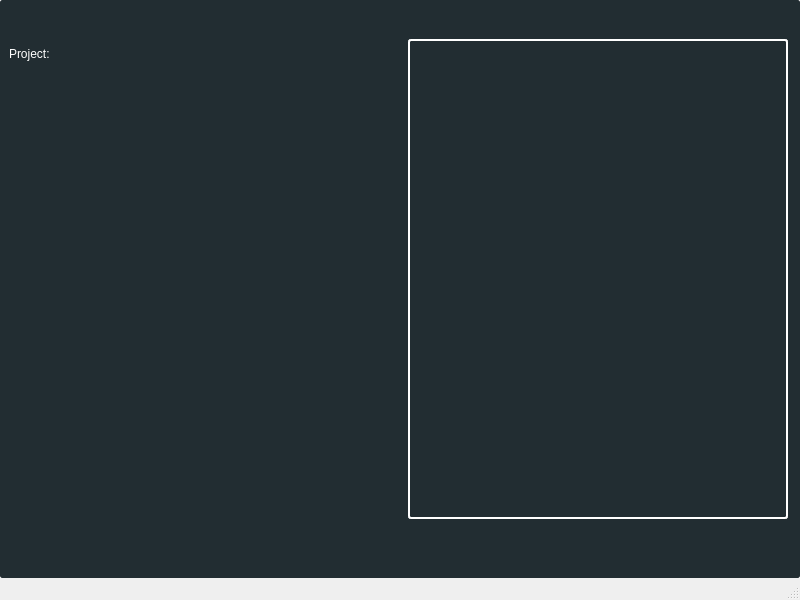
First picture: the form in ui_files/nebula.ui, repository atillaozbiyik/nebula, before the edit.
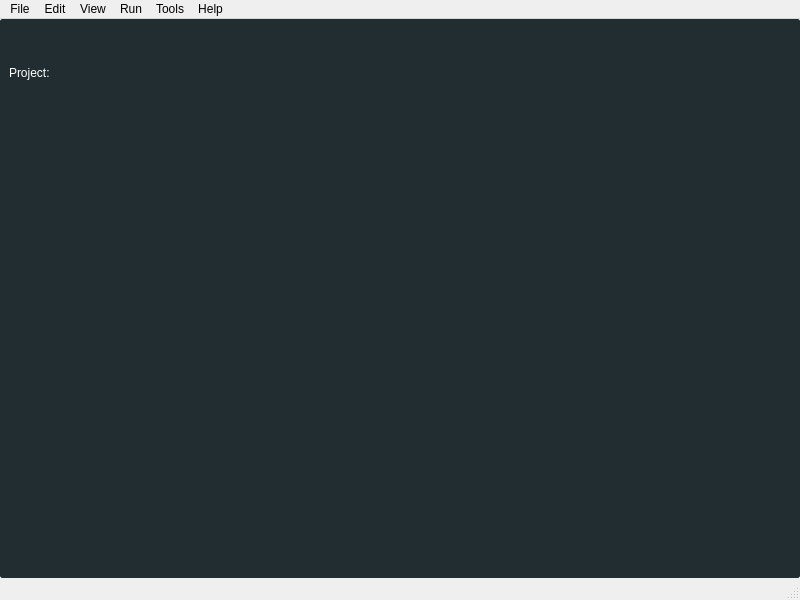
Second picture: the form after the edit.

Commit message: import ui_nebula fixed

Diff of the .ui file:
```diff
--- a/ui_files/nebula.ui
+++ b/ui_files/nebula.ui
@@ -45,12 +45,31 @@
         <height>0</height>
        </size>
       </property>
+      <property name="maximumSize">
+       <size>
+        <width>300</width>
+        <height>16777215</height>
+       </size>
+      </property>
       <property name="title">
        <string/>
       </property>
       <layout class="QGridLayout" name="gridLayout_2">
        <item row="1" column="0">
-        <widget class="QTreeView" name="treeView"/>
+        <widget class="QTreeView" name="treeView">
+         <property name="sizePolicy">
+          <sizepolicy hsizetype="Preferred" vsizetype="Preferred">
+           <horstretch>0</horstretch>
+           <verstretch>0</verstretch>
+          </sizepolicy>
+         </property>
+         <property name="maximumSize">
+          <size>
+           <width>16777215</width>
+           <height>16777215</height>
+          </size>
+         </property>
+        </widget>
        </item>
        <item row="0" column="0">
         <widget class="QLabel" name="label">
@@ -102,6 +121,12 @@
     </item>
     <item row="1" column="1">
      <widget class="QGroupBox" name="groupBox_2">
+      <property name="sizePolicy">
+       <sizepolicy hsizetype="Expanding" vsizetype="Expanding">
+        <horstretch>0</horstretch>
+        <verstretch>0</verstretch>
+       </sizepolicy>
+      </property>
       <property name="styleSheet">
        <string notr="true">QWidget{
 background:rgb(34,45,50);
@@ -115,15 +140,7 @@
       <property name="title">
        <string/>
       </property>
-      <layout class="QGridLayout" name="gridLayout">
-       <item row="0" column="0">
-        <widget class="QTextEdit" name="textEdit">
-         <property name="acceptRichText">
-          <bool>false</bool>
-         </property>
-        </widget>
-       </item>
-      </layout>
+      <layout class="QGridLayout" name="gridLayout"/>
      </widget>
     </item>
     <item row="2" column="0" colspan="3">
@@ -150,6 +167,42 @@
      <height>30</height>
     </rect>
    </property>
+   <widget class="QMenu" name="menuFile">
+    <property name="title">
+     <string>File</string>
+    </property>
+   </widget>
+   <widget class="QMenu" name="menuEdit">
+    <property name="title">
+     <string>Edit</string>
+    </property>
+   </widget>
+   <widget class="QMenu" name="menuView">
+    <property name="title">
+     <string>View</string>
+    </property>
+   </widget>
+   <widget class="QMenu" name="menuRun">
+    <property name="title">
+     <string>Run</string>
+    </property>
+   </widget>
+   <widget class="QMenu" name="menuTools">
+    <property name="title">
+     <string>Tools</string>
+    </property>
+   </widget>
+   <widget class="QMenu" name="menuHelp">
+    <property name="title">
+     <string>Help</string>
+    </property>
+   </widget>
+   <addaction name="menuFile"/>
+   <addaction name="menuEdit"/>
+   <addaction name="menuView"/>
+   <addaction name="menuRun"/>
+   <addaction name="menuTools"/>
+   <addaction name="menuHelp"/>
   </widget>
   <widget class="QStatusBar" name="statusbar"/>
  </widget>
```
Left out of the diff: 11 changed lines with no effect on the pictures. The commit also changes 3 other files.
